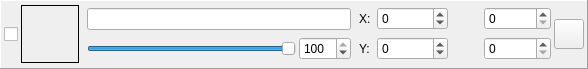
Above: DMHelper/src/layerframe.ui from MMetze/DMHelper before the change. Below: the same form after it.
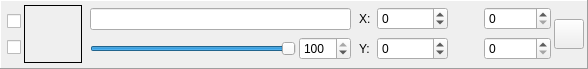
That is the form after the change. Icons and pictures are not drawn.

Commit message: Hide layers separately between DM and Player windows

```diff
--- a/DMHelper/src/layerframe.ui
+++ b/DMHelper/src/layerframe.ui
@@ -45,7 +45,32 @@
     <number>3</number>
    </property>
    <item>
-    <widget class="QCheckBox" name="chkVisible">
+    <layout class="QVBoxLayout" name="verticalLayout_2">
+     <property name="spacing">
+      <number>1</number>
+     </property>
+     <property name="leftMargin">
+      <number>3</number>
+     </property>
+     <item>
+      <widget class="QCheckBox" name="chkVisibleDM">
+       <property name="text">
+        <string/>
+       </property>
+       <property name="icon">
+        <iconset resource="resources.qrc">
+         <normaloff>:/img/data/icon_dmscreen.png</normaloff>:/img/data/icon_dmscreen.png</iconset>
+       </property>
+       <property name="iconSize">
+        <size>
+         <width>20</width>
+         <height>20</height>
+        </size>
+       </property>
+      </widget>
+     </item>
+     <item>
+      <widget class="QCheckBox" name="chkVisiblePlayer">
      <property name="text">
       <string/>
      </property>
@@ -53,7 +78,15 @@
       <iconset resource="resources.qrc">
        <normaloff>:/img/data/small_icon_eye.png</normaloff>:/img/data/small_icon_eye.png</iconset>
      </property>
-    </widget>
+       <property name="iconSize">
+        <size>
+         <width>20</width>
+         <height>20</height>
+        </size>
+       </property>
+      </widget>
+     </item>
+    </layout>
    </item>
    <item>
     <widget class="QLabel" name="lblIcon">
```
Lines whose indentation alone changed are shown as unchanged. The commit also changes 21 other files.
